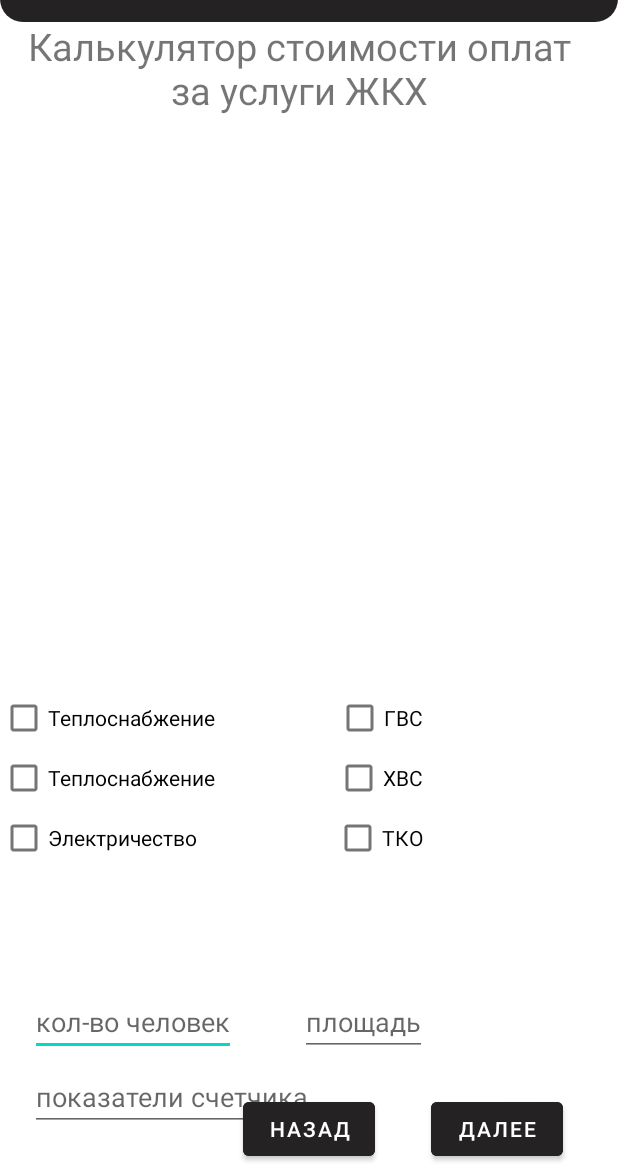
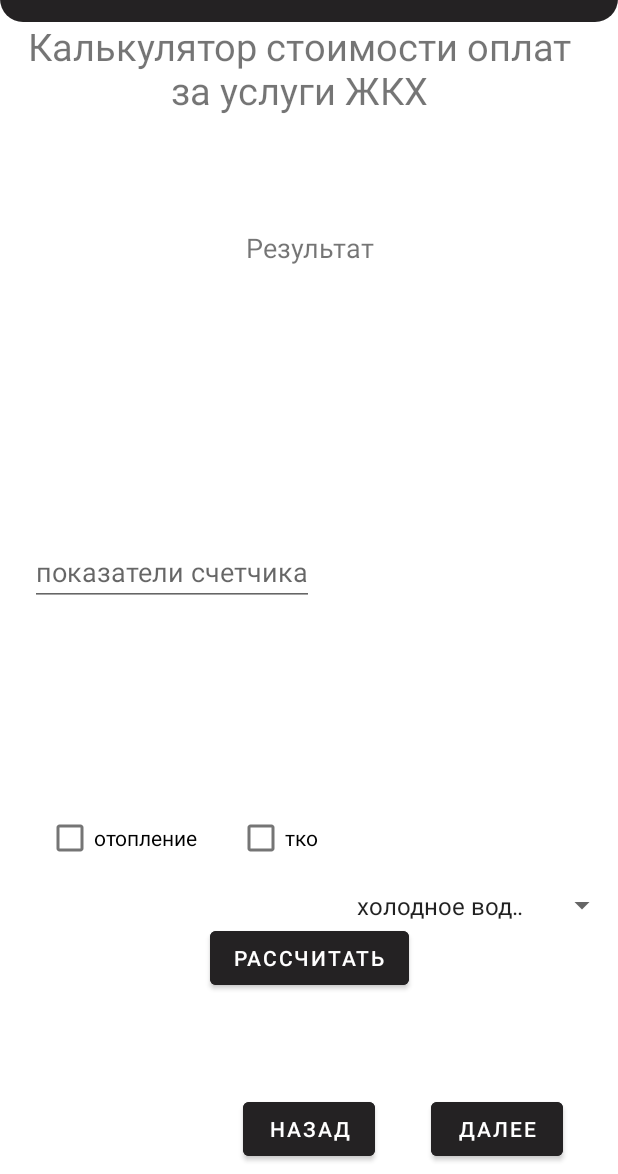
Before and after one commit to drDeepl/institute-mobile-labs, an Android app: the UtilityBillsActivity screen opened directly, with no data from a screen before it, on a phone screen of 412 x 824 dp, the part 62-1236 px from its top. Run offline under Robolectric (Android 15) with nearby library versions, the phone set to English and light mode, and no system bars.

Commit message:
fix: algorithm of calculate uility bills

```diff
--- a/app/src/main/java/com/labs/lab3/ModelPointActivity.kt
+++ b/app/src/main/java/com/labs/lab3/ModelPointActivity.kt
@@ -107,10 +107,6 @@ class ModelPointActivity : AppCompatActivity() {
             }
         }
 
-
-
-
-
     }
 
     private fun showText(text:String){
--- a/app/src/main/java/com/labs/lab3/UtilityBillsActivity.kt
+++ b/app/src/main/java/com/labs/lab3/UtilityBillsActivity.kt
@@ -3,9 +3,55 @@ package com.labs.lab3
 import android.content.Intent
 import androidx.appcompat.app.AppCompatActivity
 import android.os.Bundle
+import android.view.View
+import android.widget.AdapterView
+import android.widget.ArrayAdapter
 import android.widget.Button
+import android.widget.CheckBox
+import android.widget.EditText
+import android.widget.Spinner
+import android.widget.TextView
+import com.labs.lab3.api.utils.Utils
 
 class UtilityBillsActivity : AppCompatActivity() {
+
+    private val tariffs: Map<String, Int> = mapOf(
+        "холодное водоснабжение" to 0,
+        "водоотведение" to 1,
+        "горячее водоснабжение" to 2,
+        "электро-энергия" to 3,
+        "отопление" to 4,
+        "тко" to 5,
+    )
+
+    private val utilityTariffs: Map<Int, Double> = mapOf(
+        0 to 33.19,
+        1 to 22.36,
+        2 to 65.60,
+        3 to 2.64,
+        4 to 1248.42,
+        5 to 97.84
+    )
+
+    private var tariffsHints: Map<Int,String> = mapOf(
+        0 to "руб./м3",
+        1 to "руб./м3",
+        2 to "руб./м3",
+        3 to "руб./кВт*ч",
+        4 to "руб./м2",
+        5 to "руб./чел"
+    )
+
+    private var calclulateTariff: MutableMap<String,Boolean> = mutableMapOf(
+        "холодное водоснабжение" to false,
+        "водоотведение" to false,
+        "отопление" to false,
+        "горячее водоснабжение" to false,
+        "электро-энергия" to false,
+        "тко" to false,
+    )
+
+
     override fun onCreate(savedInstanceState: Bundle?) {
         super.onCreate(savedInstanceState)
         setContentView(R.layout.activity_utility_bills)
@@ -15,5 +61,106 @@ class UtilityBillsActivity : AppCompatActivity() {
             val intentMotionPoint: Intent = Intent(this, ModelPointActivity::class.java)
             startActivity(intentMotionPoint)
         }
+
+        val areaEdit: EditText = findViewById(R.id.inputApartamentArea)
+        val countPeople:EditText = findViewById(R.id.inputCountPeople)
+        val meterReading:EditText = findViewById(R.id.inputMeterReading)
+        areaEdit.setVisibility(View.GONE)
+        countPeople.setVisibility(View.GONE)
+        meterReading.setVisibility(View.GONE)
+
+
+        val warmBill: CheckBox = findViewById(R.id.warmBill)
+        val tkoBill: CheckBox = findViewById(R.id.tkoBill)
+        val billsItems: List<String> = tariffs.keys.toList().slice(0..3)
+
+        val spinnerBills: Spinner = findViewById(R.id.billForMeaterReadingSpinner)
+        val adapterBills: ArrayAdapter<String> = ArrayAdapter(this,android.R.layout.simple_spinner_item, billsItems)
+
+        adapterBills.setDropDownViewResource(android.R.layout.simple_spinner_dropdown_item)
+        spinnerBills.setAdapter(adapterBills)
+
+        spinnerBills.onItemSelectedListener = object : AdapterView.OnItemSelectedListener{
+            override fun onItemSelected(p0: AdapterView<*>?, p1: View?, p2: Int, p3: Long) {
+                println("onItemSelected")
+                val selectedItem: String = spinnerBills.selectedItem.toString()
+                calclulateTariff.put(selectedItem, true)
+                changeActiveBills(meterReading, true)
+
+            }
+            override fun onNothingSelected(p0: AdapterView<*>?) {
+                println("onNothingSelected")
+                for(i in 0..<billsItems.size){
+                    calclulateTariff.put(billsItems[i], false)
+                }
+                changeActiveBills(meterReading, false)
+            }
+        }
+
+
+        warmBill.setOnCheckedChangeListener{_,isChecked->
+            calclulateTariff.put(warmBill.text.toString(), true)
+            changeActiveBills(areaEdit,isChecked)
+        }
+
+        tkoBill.setOnCheckedChangeListener{_,isChecked->
+            calclulateTariff.put(tkoBill.text.toString(), true)
+            changeActiveBills(countPeople,isChecked)
+        }
+
+        val btnCalcBill: Button = findViewById(R.id.btnCalcBill)
+        btnCalcBill.setOnClickListener {
+            val resultText: TextView = findViewById(R.id.resultValue)
+            val utils: Utils = Utils()
+            var resultValue: Double = 0.0
+            resultText.text = ""
+            val bills: List<String> = calclulateTariff.keys.toList()
+            for(i in 0..<bills.size){
+                val billName: String = bills[i]
+                val tariffId: Int = tariffs.getValue(billName)
+                if(tariffId <= 3){
+                    val materReading: String = meterReading.text.toString().trim()
+                    if(utils.isNumeric(materReading)){
+                        val valueMaterReading: Double = materReading.toDouble()
+                        var tariffValue: Double = utilityTariffs.getValue(tariffId)
+                        resultValue += valueMaterReading * tariffValue
+                    }
+                }
+
+                else if(tariffId == 4){
+                    val area: String = areaEdit.text.toString().trim()
+                    if(utils.isNumeric(area)){
+                        val valueArea: Double = area.toDouble()
+                        var tariffValue: Double = utilityTariffs.getValue(tariffId)
+                        resultValue += valueArea * tariffValue
+                    }
+                }
+
+                else if(tariffId == 5){
+                    val peopleCount: String = countPeople.text.toString().trim()
+                    if(utils.isNumeric(peopleCount)){
+                        val valuePeople: Double = peopleCount.toDouble()
+                        var tariffValue: Double = utilityTariffs.getValue(tariffId)
+                        resultValue += valuePeople * tariffValue
+                    }
+                }
+            }
+
+
+            resultText.text = "Итого к оплате:\n" + utils.roundTo2Number(resultValue).toString() + " руб."
+
+        }
+
+    }
+
+    private fun changeActiveBills(targetTextEdit: EditText, isChecked: Boolean){
+        if(isChecked){
+            targetTextEdit.setVisibility(View.VISIBLE)
+        }
+        else{
+            targetTextEdit.setVisibility(View.GONE)
+        }
+
+
     }
 }
--- a/app/src/main/java/com/labs/lab3/api/utils/Utils.kt
+++ b/app/src/main/java/com/labs/lab3/api/utils/Utils.kt
@@ -6,4 +6,7 @@ class Utils {
         val regex = "-?[0-9]+(\\.[0-9]+)?".toRegex()
         return str.matches(regex)
     }
+    fun roundTo2Number(value:Double): Double{
+        return Math.round(value * 100)/100.0
+    }
 }
--- a/app/src/main/java/com/labs/lab3/services/PaymentBill.kt
+++ b/app/src/main/java/com/labs/lab3/services/PaymentBill.kt
@@ -1,10 +1,5 @@
 package com.labs.lab3.services
 
 class PaymentBill {
-    private val warmBill: Double = 0.0
-    private val waterBill: Double = 0.0
-    private val electricBill: Double = 0.0
-    private val warmWaterBill: Double = 0.0
-    private val coldWaterBill: Double = 0.0
-    private val tkoBill: Double = 0.0
+
 }
--- a/app/src/main/res/layout/activity_utility_bills.xml
+++ b/app/src/main/res/layout/activity_utility_bills.xml
@@ -18,7 +18,7 @@
         app:title="Lab 3.1" />
 
     <TextView
-        android:id="@+id/modelPointTitle"
+        android:id="@+id/calUtilityTitle"
         style="@style/PrimaryStyle"
         android:layout_width="match_parent"
         android:layout_height="wrap_content"
@@ -30,73 +30,56 @@
         app:layout_constraintBottom_toBottomOf="parent"
         app:layout_constraintEnd_toEndOf="parent" />
 
-    <CheckBox
-        android:id="@+id/warmBill"
+    <TextView
+        android:id="@+id/resultValue"
+        style="@style/SecondaryTextStyle"
         android:layout_width="match_parent"
         android:layout_height="wrap_content"
-        android:layout_marginRight="230dp"
-        android:layout_marginBottom="280dp"
-        android:text="Теплоснабжение"
+        android:layout_marginBottom="600dp"
+        android:gravity="center"
+        android:padding="5dp"
+        android:text="Результат"
+        android:textAlignment="center"
         app:layout_constraintBottom_toBottomOf="parent"
         app:layout_constraintEnd_toEndOf="parent" />
 
-    <CheckBox
-        android:id="@+id/waterBill"
-        android:layout_width="match_parent"
-        android:layout_height="wrap_content"
-        android:layout_marginRight="230dp"
-        android:layout_marginBottom="240dp"
-        android:text="Теплоснабжение"
-        app:layout_constraintBottom_toBottomOf="parent"
-        app:layout_constraintEnd_toEndOf="parent" />
+
 
     <CheckBox
-        android:id="@+id/electricBill"
-        android:layout_width="match_parent"
+        android:id="@+id/warmBill"
+        android:layout_width="wrap_content"
         android:layout_height="wrap_content"
-        android:layout_marginRight="230dp"
+        android:layout_marginRight="280dp"
         android:layout_marginBottom="200dp"
-        android:text="Электричество"
+        android:text="отопление"
         app:layout_constraintBottom_toBottomOf="parent"
         app:layout_constraintEnd_toEndOf="parent" />
 
 
     <CheckBox
-        android:id="@+id/warmWaterBill"
+        android:id="@+id/tkoBill"
         android:layout_width="wrap_content"
         android:layout_height="wrap_content"
-        android:layout_marginRight="130dp"
-        android:layout_marginBottom="280dp"
-        android:text="ГВС"
+        android:layout_marginRight="200dp"
+        android:layout_marginBottom="200dp"
+        android:text="тко"
         app:layout_constraintBottom_toBottomOf="parent"
         app:layout_constraintEnd_toEndOf="parent" />
 
-    <CheckBox
-        android:id="@+id/coldWaterBill"
-        android:layout_width="wrap_content"
-        android:layout_height="wrap_content"
-        android:layout_marginRight="130dp"
-        android:layout_marginBottom="240dp"
-        android:text="ХВС"
-        app:layout_constraintBottom_toBottomOf="parent"
-        app:layout_constraintEnd_toEndOf="parent" />
-
-    <CheckBox
-        android:id="@+id/tkoBill"
-        android:layout_width="wrap_content"
-        android:layout_height="wrap_content"
-        android:layout_marginRight="130dp"
-        android:layout_marginBottom="200dp"
-        android:text="ТКО"
-        app:layout_constraintBottom_toBottomOf="parent"
-        app:layout_constraintEnd_toEndOf="parent" />
-
+    <Spinner
+        android:id="@+id/billForMeaterReadingSpinner"
+        android:layout_width="match_parent"
+        android:layout_height="30dp"
+        android:layout_marginTop="630dp"
+        android:layout_marginLeft="230dp"
+        app:layout_constraintStart_toStartOf="parent"
+        app:layout_constraintTop_toTopOf="parent"/>
 
     <EditText
         android:id = "@+id/inputCountPeople"
         android:layout_width="wrap_content"
         android:layout_height="wrap_content"
-        android:layout_marginTop="700dp"
+        android:layout_marginTop="350dp"
         android:layout_marginLeft="20dp"
         android:hint="кол-во человек"
         app:layout_constraintStart_toStartOf="parent"
@@ -104,26 +87,39 @@
         />
 
     <EditText
+        android:id = "@+id/inputMeterReading"
+        android:layout_width="wrap_content"
+        android:layout_height="wrap_content"
+        android:layout_marginTop="400dp"
+        android:layout_marginLeft="20dp"
+        android:hint="показатели счетчика"
+        app:layout_constraintStart_toStartOf="parent"
+        app:layout_constraintTop_toTopOf="parent"
+        />
+
+
+    <EditText
         android:id = "@+id/inputApartamentArea"
         android:layout_width="wrap_content"
         android:layout_height="wrap_content"
-        android:layout_marginTop="700dp"
-        android:layout_marginLeft="200dp"
+        android:layout_marginTop="450dp"
+        android:layout_marginLeft="20dp"
         android:hint="площадь"
         app:layout_constraintStart_toStartOf="parent"
         app:layout_constraintTop_toTopOf="parent"
         />
 
-    <EditText
-        android:id = "@+id/inputElectric"
+    <Button
+        android:id="@+id/btnCalcBill"
+        style="@style/PrimaryButton"
         android:layout_width="wrap_content"
         android:layout_height="wrap_content"
-        android:layout_marginTop="750dp"
-        android:layout_marginLeft="20dp"
-        android:hint="показатели счетчика"
-        app:layout_constraintStart_toStartOf="parent"
-        app:layout_constraintTop_toTopOf="parent"
-        />
+        android:layout_marginBottom="120dp"
+        android:text="рассчитать"
+        app:layout_constraintBottom_toBottomOf="parent"
+        app:layout_constraintEnd_toEndOf="parent"
+        app:layout_constraintHorizontal_bias="0.5"
+        app:layout_constraintStart_toStartOf="parent" />
 
     <Button
         android:id="@+id/btn_model_motion_point_activity"
```
